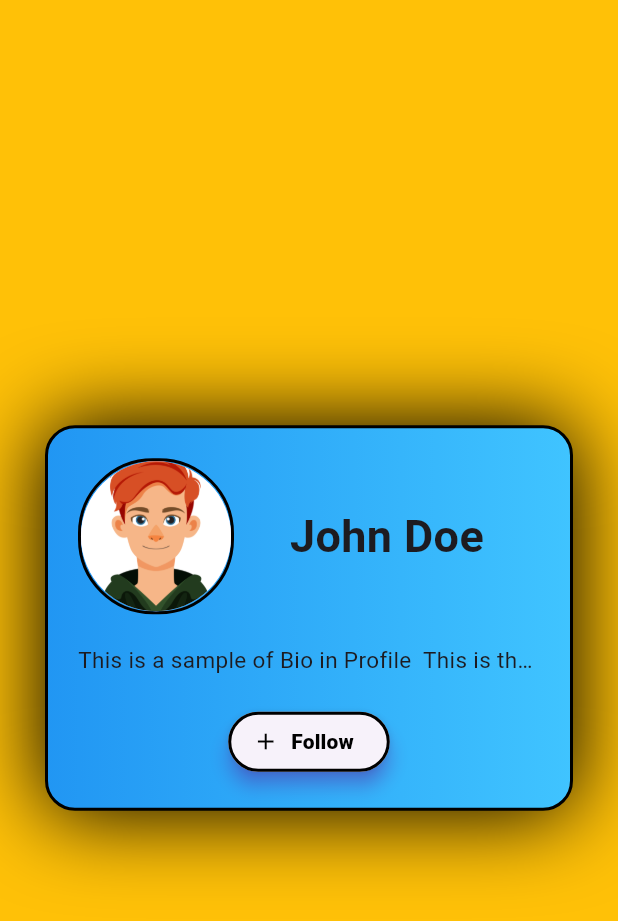
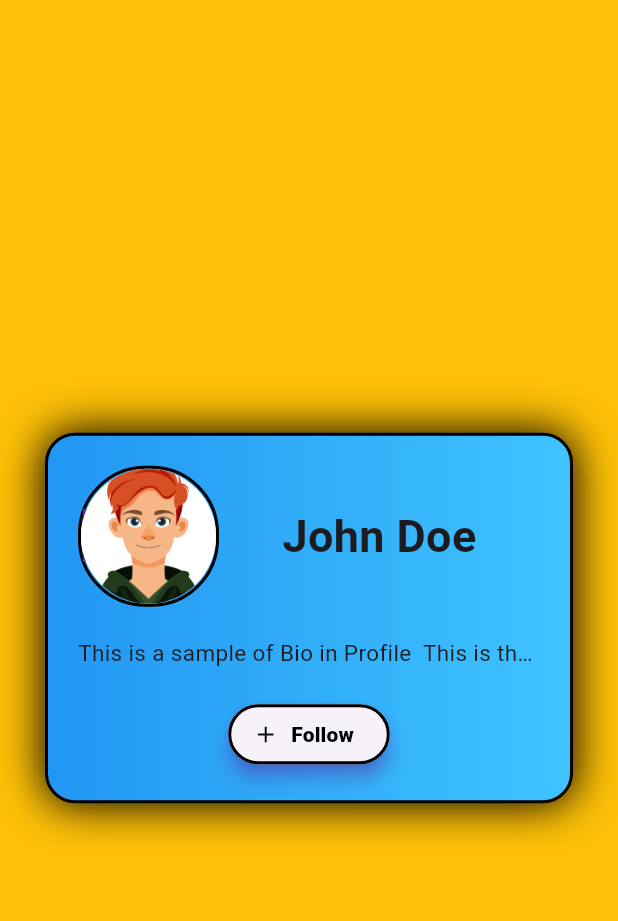
Before and after one commit to rz-rahimi01/Flutter-Projects-60-Days-Challenge, a Flutter app: the screen it shows after launch, on a phone screen of 412 x 824 dp. Shown: the top 921 px of the screen. Run offline on Flutter 3.47's test engine with Material 3 defaults, Android fonts, the phone set to English and light mode, and no system bars.

Commit message:
Week 1 Day 5

```diff
--- a/Week 1/ProfileCardUI/lib/ui.dart
+++ b/Week 1/ProfileCardUI/lib/ui.dart
@@ -36,7 +36,7 @@ class _MyUiState extends State<MyUi> {
             padding: EdgeInsets.all(20),
             decoration: BoxDecoration(
               boxShadow: [
-                BoxShadow(color: Colors.black, blurRadius: 50, spreadRadius: 1),
+                BoxShadow(color: Colors.black, blurRadius: 25, spreadRadius: 1),
               ],
               gradient: LinearGradient(
                 colors: [Colors.blue, Colors.lightBlueAccent],
@@ -57,14 +57,14 @@ class _MyUiState extends State<MyUi> {
                       decoration: BoxDecoration(
                         //shape: BoxShape.circle,
                         borderRadius: BorderRadius.circular(
-                          50,
+                          45,
                         ), // use any of these two either above one or below one
                         border: Border.all(color: Colors.black, width: 2),
                       ),
 
                       child: CircleAvatar(
                         foregroundImage: AssetImage("assets/profile.jpg"),
-                        radius: 50,
+                        radius: 45,
                         child: Text("Profile Photo"),
                         //we usded the foreground because if incase the image is not found the text will be shown
                       ),
@@ -101,7 +101,7 @@ class _MyUiState extends State<MyUi> {
                     shadowColor: Colors.deepPurpleAccent,
                     // iconAlignment: IconAlignment.end, // this will align the icon to the end of the button means after the text
                     shape: RoundedRectangleBorder(
-                      borderRadius: BorderRadius.circular(30),
+                      borderRadius: BorderRadius.circular(25),
                       side: BorderSide(
                         color: Colors.black,
                         width: 2,
```
